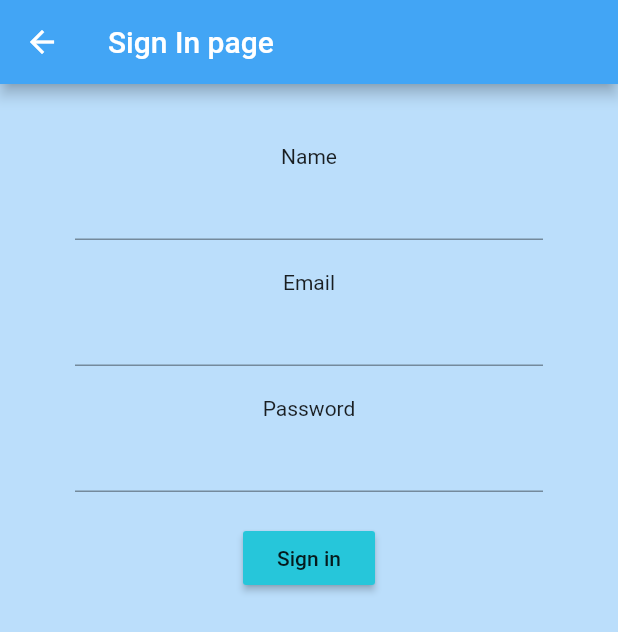
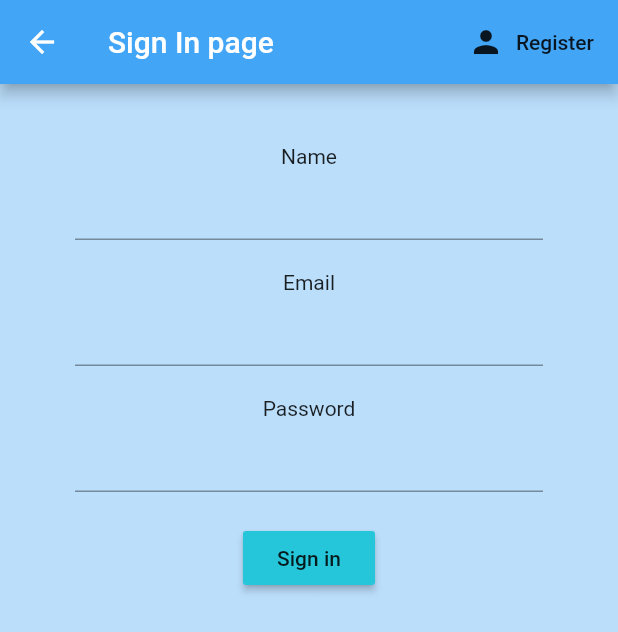
Before and after one commit to louis-ple/mchacks-lark, a Flutter app: the screen it shows after launch, after a tap on "Sign in with email", on a phone screen of 412 x 824 dp. Shown: the top 632 px of the screen. Run offline on Flutter 3.47's test engine with Material 2 defaults, Android fonts, the phone set to English and light mode, and no system bars; our stand-ins replace cloud_firestore, firebase_auth; accounts and stored records are empty.

```diff
--- a/lib/log_ins/sign_in.dart
+++ b/lib/log_ins/sign_in.dart
@@ -20,6 +20,7 @@ class _SignInState extends State<SignIn> {
         backgroundColor: Colors.blue[100],
         appBar: AppBar(
           title: Text('Sign in'),
+
         ),
         body: Stack(
             children: <Widget>[
@@ -62,11 +63,13 @@ class SignInPage extends StatefulWidget {
 class _SignInPageState extends State<SignInPage> {
 
   final AuthService _auth = AuthService();
+  final _formKey = GlobalKey<FormState>();
 
   // text field state
   String name = '';
   String email = '';
   String password = '';
+  String error = '';
 
 
   @override
@@ -74,18 +77,32 @@ class _SignInPageState extends State<SignInPage> {
     return Scaffold(
       backgroundColor: Colors.blue[100],
       appBar: AppBar(
+        actions: <Widget>[
+          FlatButton.icon(
+            icon: Icon(Icons.person),
+            label: Text('Register'),
+            onPressed: () async{
+              Navigator.push(
+                  context,
+                  MaterialPageRoute(builder: (context) => Register())
+              );
+            },
+          )
+        ],
         backgroundColor: Colors.blue[400],
         title: Text('Sign In page'),
       ),
       body: Container(
         padding: EdgeInsets.symmetric(vertical:20.0, horizontal: 50.0),
         child: Form(
+            key: _formKey,
           child: Column(
             children: <Widget>[
               //name
               SizedBox(height: 20.0),
               Text('Name'),
               TextFormField(
+                  validator:(val) =>  val.isEmpty ? 'Enter your name' : null,
                 onChanged: (val){
                   setState(() => name = val);
                 }
@@ -94,6 +111,7 @@ class _SignInPageState extends State<SignInPage> {
               SizedBox(height: 20.0),
               Text('Email'),
               TextFormField(
+                  validator:(val) =>  val.isEmpty ? 'Enter your email' : null,
                 onChanged: (val){
                   setState(() => email = val);
                 }
@@ -103,6 +121,7 @@ class _SignInPageState extends State<SignInPage> {
               Text('Password'),
               TextFormField(
                 obscureText: true,
+                validator:(val) =>  val.length < 6 ? 'Enter a password with more than 6 characters' : null,
                 onChanged: (val){
                   setState(() => password = val);
                 },
@@ -112,11 +131,22 @@ class _SignInPageState extends State<SignInPage> {
                 color: Colors.cyan[400],
                 child: Text('Sign in'),
                 onPressed: () async{
-                  Navigator.push(
-                      context,
-                      MaterialPageRoute(builder: (context) => FirstScreen())
-                  );
+                  if(_formKey.currentState.validate()) {
+                    dynamic result = await _auth.signInWithEmailAndPassword(email, password);
+                    Navigator.push(
+                        context,
+                        MaterialPageRoute(builder: (context) => FirstScreen())
+                    );
+                    if (result == null){
+                      setState(() => error = 'Error, could not sign in');
+                    }
+                  }
                 },
+              ),
+              SizedBox(height: 20.0),
+              Text(
+                error,
+                style: TextStyle(color: Colors.red, fontSize: 14.0),
               )
             ],
           )
```
Also changed, not shown: lib/authentication/register.dart (+19 -2 lines), lib/log_ins/auth.dart (+23 -0 lines).
